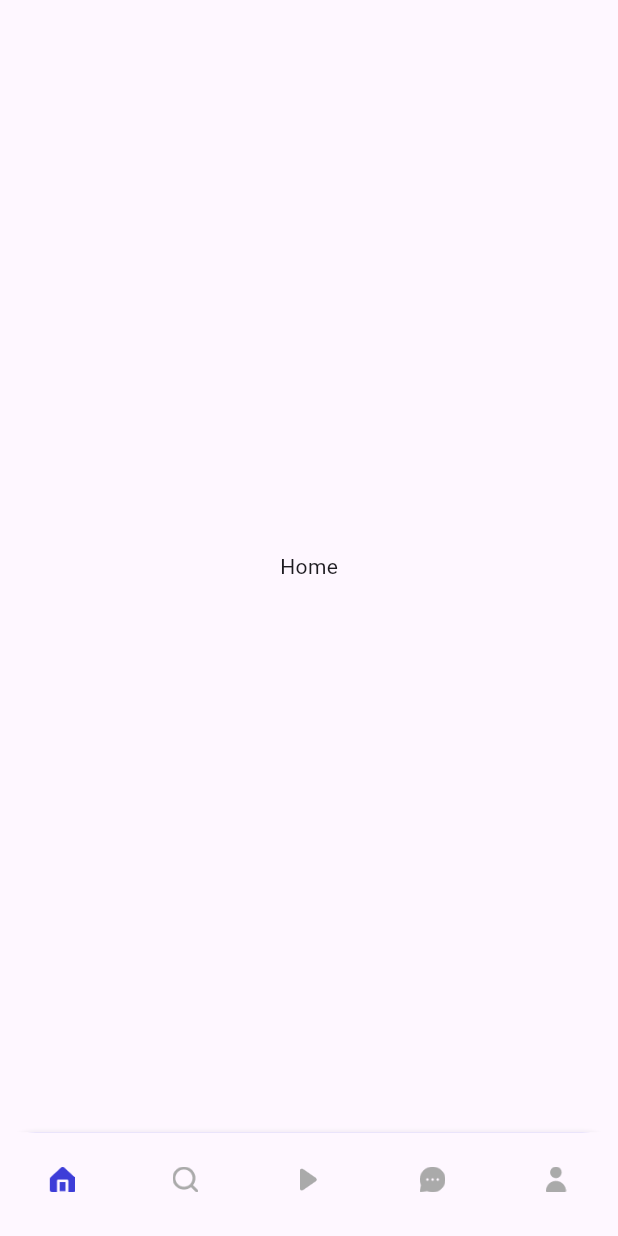
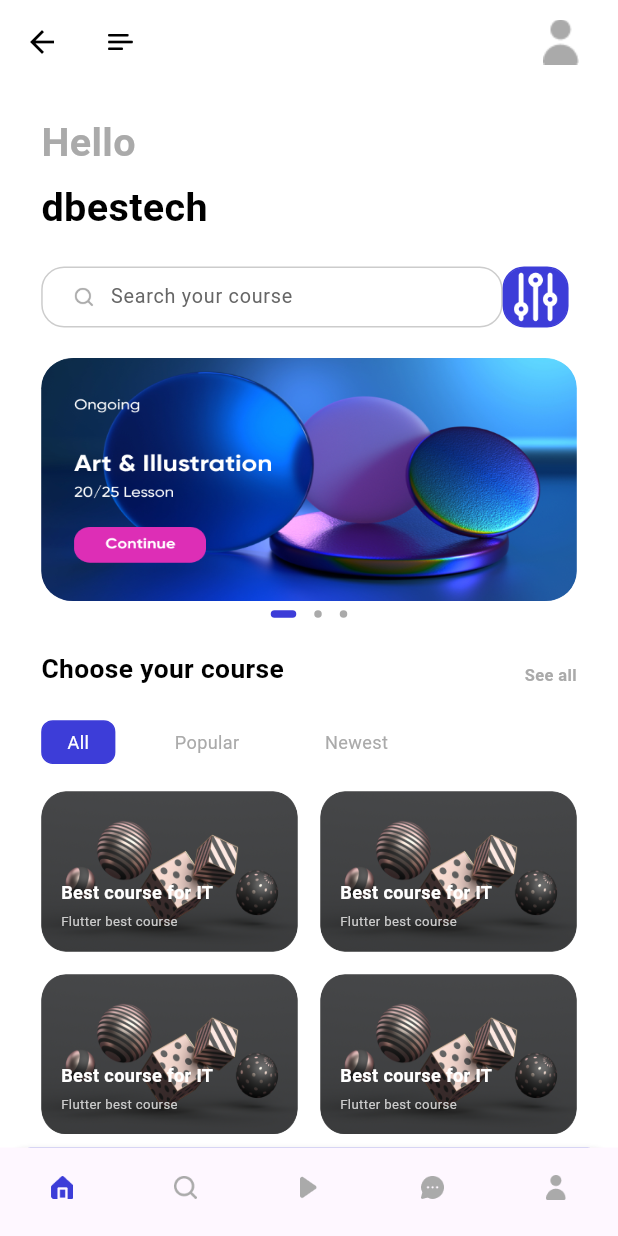
Before and after one commit to Morteza-Rezaei/flutter_learning, a Flutter app: the ApplicationPage screen opened by its route, on a phone screen of 412 x 824 dp. Run offline on Flutter 3.47's test engine with Material 3 defaults, Android fonts, the light colour scheme and no system bars; drawn by our look-alikes of dots_indicator; our stand-ins replace cloud_firestore, firebase_auth, firebase_core, flutter_bloc, flutter_screenutil, fluttertoast and 2 more; accounts and stored records are empty; network calls fail; Roboto replaces fonts that are missing (Avenir).

Commit message:
S13: SharedPrefrences home page ui is done

```diff
--- a/ulearning_app/lib/common/routes/names.dart
+++ b/ulearning_app/lib/common/routes/names.dart
@@ -7,4 +7,6 @@ class AppRoutes {
   static const SIGN_IN = '/sign_in';
   // register page
   static const REGISTER = '/register';
+  // home page
+  static const HOME_PAGE = '/home_page';
 }
--- a/ulearning_app/lib/common/routes/pages.dart
+++ b/ulearning_app/lib/common/routes/pages.dart
@@ -4,6 +4,8 @@ import 'package:ulearning_app/common/routes/names.dart';
 import 'package:ulearning_app/global.dart';
 import 'package:ulearning_app/pages/application/application_page.dart';
 import 'package:ulearning_app/pages/application/bloc/app_blocs.dart';
+import 'package:ulearning_app/pages/home/bloc/home_page_blocs.dart';
+import 'package:ulearning_app/pages/home/home_page.dart';
 import 'package:ulearning_app/pages/register/bloc/register_blocs.dart';
 import 'package:ulearning_app/pages/register/register.dart';
 import 'package:ulearning_app/pages/sign_in/bloc/sign_in_blocs.dart';
@@ -34,6 +36,11 @@ class AppPages {
         page: const ApplicationPage(),
         bloc: BlocProvider(create: (_) => AppBlocs()),
       ),
+      PageEntity(
+        route: AppRoutes.HOME_PAGE,
+        page: const HomePage(),
+        bloc: BlocProvider(create: (_) => HomePageBlocs()),
+      ),
     ];
   }
 
@@ -52,10 +59,14 @@ class AppPages {
       // check for route name macthing when navigator gets triggered
       var result = routes().where((element) => element.route == settings.name);
       if (result.isNotEmpty) {
-        print('first log ${result.first.route}');
         bool deviceFirstOpen = Global.storageService.getDeviceFirstOpen();
         if (result.first.route == AppRoutes.INITIAL && deviceFirstOpen) {
-          print('second log ${result.first.route}');
+          bool isLoggedIn = Global.storageService.getIsLoggedIn();
+          if (isLoggedIn) {
+            return MaterialPageRoute(
+                builder: (_) => const ApplicationPage(), settings: settings);
+          }
+
           return MaterialPageRoute(
               builder: (_) => const SignIn(), settings: settings);
         }
--- a/ulearning_app/lib/common/service/storage_service.dart
+++ b/ulearning_app/lib/common/service/storage_service.dart
@@ -13,7 +13,17 @@ class StorageService {
     return await _prefs.setBool(key, value);
   }
 
+  Future<bool> setString(String key, String value) async {
+    return await _prefs.setString(key, value);
+  }
+
   bool getDeviceFirstOpen() {
     return _prefs.getBool(AppConstants.STORAGE_DEVICE_OPEN_FIRST_TIME) ?? false;
   }
+
+  bool getIsLoggedIn() {
+    return _prefs.getString(AppConstants.STORAGE_USER_TOKEN_KEY) == null
+        ? false
+        : true;
+  }
 }
--- a/ulearning_app/lib/common/values/constant.dart
+++ b/ulearning_app/lib/common/values/constant.dart
@@ -1,3 +1,5 @@
 class AppConstants {
   static const String STORAGE_DEVICE_OPEN_FIRST_TIME = 'device_first_open';
+  static const String STORAGE_USER_PROFILE_KEY = 'user_profile_key';
+  static const String STORAGE_USER_TOKEN_KEY = 'user_token_key';
 }
--- a/ulearning_app/lib/main.dart
+++ b/ulearning_app/lib/main.dart
@@ -1,4 +1,3 @@
-import 'package:firebase_core/firebase_core.dart';
 import 'package:flutter/material.dart';
 import 'package:flutter_bloc/flutter_bloc.dart';
 import 'package:flutter_screenutil/flutter_screenutil.dart';
@@ -19,6 +18,7 @@ class MyApp extends StatelessWidget {
     return MultiBlocProvider(
       providers: [...AppPages.allBlocProviders(context)],
       child: ScreenUtilInit(
+        designSize: const Size(375, 812),
         builder: (context, child) => MaterialApp(
           theme: ThemeData(
             useMaterial3: true,
--- a/ulearning_app/lib/pages/application/widgets/application_widgets.dart
+++ b/ulearning_app/lib/pages/application/widgets/application_widgets.dart
@@ -1,14 +1,15 @@
 import 'package:flutter/material.dart';
 import 'package:flutter_screenutil/flutter_screenutil.dart';
 import 'package:ulearning_app/common/values/colors.dart';
+import 'package:ulearning_app/pages/home/home_page.dart';
 
 Widget buildPage(int index) {
   List<Widget> _widget = [
-    Center(child: Text('Home')),
-    Center(child: Text('Search')),
-    Center(child: Text('Course')),
-    Center(child: Text('Chat')),
-    Center(child: Text('Profile')),
+    const HomePage(),
+    const Center(child: Text('Search')),
+    const Center(child: Text('Course')),
+    const Center(child: Text('Chat')),
+    const Center(child: Text('Profile')),
   ];
 
   return _widget[index];
--- a/ulearning_app/lib/pages/common_widgets.dart
+++ b/ulearning_app/lib/pages/common_widgets.dart
@@ -28,7 +28,7 @@ AppBar buildAppBar(String type) {
 Widget buildThirdPartyLogin(BuildContext context) {
   return Container(
     margin: EdgeInsets.only(top: 40.h, bottom: 20.h),
-    padding: EdgeInsets.only(left: 25.w, right: 25.w),
+    padding: EdgeInsets.only(left: 50.w, right: 50.w),
     child: Row(
       mainAxisAlignment: MainAxisAlignment.spaceAround,
       children: [
--- /dev/null
+++ b/ulearning_app/lib/pages/home/bloc/home_page_blocs.dart
@@ -0,0 +1,13 @@
+import 'package:flutter_bloc/flutter_bloc.dart';
+import 'package:ulearning_app/pages/home/bloc/home_page_events.dart';
+import 'package:ulearning_app/pages/home/bloc/home_page_states.dart';
+
+class HomePageBlocs extends Bloc<HomePageEvents, HomePageStates> {
+  HomePageBlocs() : super(const HomePageStates()) {
+    on<HomePageDots>(_homePageDots);
+  }
+
+  void _homePageDots(HomePageDots event, Emitter<HomePageStates> emit) {
+    emit(state.copyWith(index: event.index));
+  }
+}
--- /dev/null
+++ b/ulearning_app/lib/pages/home/bloc/home_page_events.dart
@@ -0,0 +1,8 @@
+abstract class HomePageEvents {
+  const HomePageEvents();
+}
+
+class HomePageDots extends HomePageEvents {
+  final int index;
+  const HomePageDots(this.index);
+}
--- /dev/null
+++ b/ulearning_app/lib/pages/home/bloc/home_page_states.dart
@@ -0,0 +1,11 @@
+class HomePageStates {
+  const HomePageStates({this.index = 0});
+
+  final int index;
+
+  HomePageStates copyWith({int? index}) {
+    return HomePageStates(
+      index: index ?? this.index,
+    );
+  }
+}
--- /dev/null
+++ b/ulearning_app/lib/pages/home/home_page.dart
@@ -0,0 +1,80 @@
+import 'package:flutter/material.dart';
+import 'package:flutter_bloc/flutter_bloc.dart';
+import 'package:flutter_screenutil/flutter_screenutil.dart';
+import 'package:ulearning_app/common/values/colors.dart';
+import 'package:ulearning_app/pages/home/bloc/home_page_blocs.dart';
+import 'package:ulearning_app/pages/home/bloc/home_page_states.dart';
+import 'package:ulearning_app/pages/home/widgets/home_page_widgets.dart';
+
+class HomePage extends StatefulWidget {
+  const HomePage({super.key});
+
+  @override
+  State<HomePage> createState() => _HomePageState();
+}
+
+class _HomePageState extends State<HomePage> {
+  @override
+  Widget build(BuildContext context) {
+    return Scaffold(
+        backgroundColor: Colors.white,
+        appBar: buildAppBar(),
+        body: BlocBuilder<HomePageBlocs, HomePageStates>(
+          builder: (context, state) {
+            return Container(
+              margin: EdgeInsets.symmetric(vertical: 0, horizontal: 25.w),
+              child: CustomScrollView(
+                slivers: [
+                  SliverToBoxAdapter(
+                    child: homePageText(
+                      "Hello",
+                      color: AppColors.primaryThirdElementText,
+                    ),
+                  ),
+                  SliverToBoxAdapter(
+                    child: homePageText(
+                      "dbestech",
+                      top: 5,
+                    ),
+                  ),
+                  SliverPadding(
+                    padding: EdgeInsets.only(top: 20.h),
+                  ),
+                  SliverToBoxAdapter(
+                    child: searchView(),
+                  ),
+                  SliverToBoxAdapter(
+                    child: slidersView(context, state),
+                  ),
+                  SliverToBoxAdapter(
+                    child: menuView(),
+                  ),
+                  SliverPadding(
+                    padding:
+                        EdgeInsets.symmetric(vertical: 18.h, horizontal: 0.w),
+                    sliver: SliverGrid(
+                      gridDelegate:
+                          const SliverGridDelegateWithFixedCrossAxisCount(
+                        crossAxisCount: 2,
+                        mainAxisSpacing: 15,
+                        crossAxisSpacing: 15,
+                        childAspectRatio: 1.6,
+                      ),
+                      delegate: SliverChildBuilderDelegate(
+                        childCount: 4,
+                        (context, index) {
+                          return GestureDetector(
+                            onTap: () {},
+                            child: courseGrid(),
+                          );
+                        },
+                      ),
+                    ),
+                  ),
+                ],
+              ),
+            );
+          },
+        ));
+  }
+}
--- /dev/null
+++ b/ulearning_app/lib/pages/home/widgets/home_page_widgets.dart
@@ -0,0 +1,321 @@
+import 'package:dots_indicator/dots_indicator.dart';
+import 'package:flutter/material.dart';
+import 'package:flutter_bloc/flutter_bloc.dart';
+import 'package:flutter_screenutil/flutter_screenutil.dart';
+import 'package:ulearning_app/common/values/colors.dart';
+import 'package:ulearning_app/pages/home/bloc/home_page_blocs.dart';
+import 'package:ulearning_app/pages/home/bloc/home_page_events.dart';
+import 'package:ulearning_app/pages/home/bloc/home_page_states.dart';
+
+AppBar buildAppBar() {
+  return AppBar(
+      title: Container(
+    child: Row(
+      mainAxisAlignment: MainAxisAlignment.spaceBetween,
+      children: [
+        SizedBox(
+          width: 15.w,
+          height: 12.h,
+          child: Image.asset('assets/icons/menu.png'),
+        ),
+        GestureDetector(
+          child: Container(
+            width: 40.w,
+            height: 40.h,
+            decoration: const BoxDecoration(
+              image: DecorationImage(
+                image: AssetImage('assets/icons/person.png'),
+              ),
+            ),
+          ),
+        )
+      ],
+    ),
+  ));
+}
+
+Widget homePageText(String text,
+    {Color color = AppColors.primaryText, int top = 20}) {
+  return Container(
+    margin: EdgeInsets.only(top: top.h),
+    child: Text(
+      text,
+      style: TextStyle(
+        color: color,
+        fontSize: 24.sp,
+        fontWeight: FontWeight.bold,
+      ),
+    ),
+  );
+}
+
+Widget searchView() {
+  return Row(
+    children: [
+      Container(
+        width: 280.w,
+        height: 40.h,
+        decoration: BoxDecoration(
+          color: AppColors.primaryBackground,
+          borderRadius: BorderRadius.circular(15.h),
+          border: Border.all(
+            color: AppColors.primaryFourthElementText,
+          ),
+        ),
+        child: Row(
+          children: [
+            Container(
+              margin: EdgeInsets.only(left: 17.w),
+              width: 16.w,
+              height: 16.h,
+              child: Image.asset('assets/icons/search.png'),
+            ),
+            Container(
+              width: 240.w,
+              height: 40.h,
+              child: TextField(
+                keyboardType: TextInputType.multiline,
+                decoration: InputDecoration(
+                  contentPadding: REdgeInsets.fromLTRB(5, 5, 0, 5),
+                  hintText: "Search your course",
+                  border: const OutlineInputBorder(
+                    borderSide: BorderSide(
+                      color: Colors.transparent,
+                    ),
+                  ),
+                  enabledBorder: const OutlineInputBorder(
+                    borderSide: BorderSide(
+                      color: Colors.transparent,
+                    ),
+                  ),
+                  disabledBorder: const OutlineInputBorder(
+                    borderSide: BorderSide(
+                      color: Colors.transparent,
+                    ),
+                  ),
+                  focusedBorder: const OutlineInputBorder(
+                    borderSide: BorderSide(
+                      color: Colors.transparent,
+                    ),
+                  ),
+                  hintStyle: const TextStyle(
+                    color: AppColors.primarySecondaryElementText,
+                  ),
+                ),
+                style: TextStyle(
+                  color: AppColors.primaryText,
+                  fontFamily: 'Avenir',
+                  fontSize: 12.sp,
+                  fontWeight: FontWeight.normal,
+                ),
+                autocorrect: false,
+                obscureText: false,
+              ),
+            )
+          ],
+        ),
+      ),
+      GestureDetector(
+        child: Container(
+          width: 40.w,
+          height: 40.h,
+          decoration: BoxDecoration(
+            color: AppColors.primaryElement,
+            borderRadius: BorderRadius.circular(13.w),
+            border: Border.all(
+              color: AppColors.primaryElement,
+            ),
+          ),
+          child: Image.asset("assets/icons/options.png"),
+        ),
+      )
+    ],
+  );
+}
+
+Widget slidersView(
+  BuildContext context,
+  HomePageStates state,
+) {
+  return Column(
+    children: [
+      Container(
+        margin: EdgeInsets.only(top: 20.h),
+        width: 325.w,
+        height: 160.h,
+        child: PageView(
+          onPageChanged: (value) {
+            context.read<HomePageBlocs>().add(HomePageDots(value));
+          },
+          children: [
+            _slidersContainer(path: "assets/icons/Art.png"),
+            _slidersContainer(path: "assets/icons/Image_1.png"),
+            _slidersContainer(path: "assets/icons/Image_2.png"),
+          ],
+        ),
+      ),
+      Container(
+        child: DotsIndicator(
+          dotsCount: 3,
+          position: state.index,
+          decorator: DotsDecorator(
+            color: AppColors.primaryThirdElementText,
+            activeColor: AppColors.primaryElement,
+            size: const Size.square(5.0),
+            activeSize: const Size(17.0, 5.0),
+            activeShape: RoundedRectangleBorder(
+              borderRadius: BorderRadius.circular(5.0),
+            ),
+          ),
+        ),
+      )
+    ],
+  );
+}
+
+Widget _slidersContainer({String path = "assets/icons/Art.png"}) {
+  return Container(
+    width: 325.w,
+    height: 160.h,
+    decoration: BoxDecoration(
+      borderRadius: BorderRadius.all(Radius.circular(20.h)),
+      image: DecorationImage(
+        fit: BoxFit.fill,
+        image: AssetImage(path),
+      ),
+    ),
+  );
+}
+
+Widget menuView() {
+  return Column(
+    children: [
+      Container(
+        width: 325.w,
+        margin: EdgeInsets.only(top: 15.h),
+        child: Row(
+          mainAxisAlignment: MainAxisAlignment.spaceBetween,
+          crossAxisAlignment: CrossAxisAlignment.end,
+          children: [
+            _reusableText("Choose your course"),
+            GestureDetector(
+              child: _reusableText("See all",
+                  color: AppColors.primaryThirdElementText, fontSize: 10),
+            ),
+          ],
+        ),
+      ),
+      Container(
+        margin: EdgeInsets.only(top: 20.w),
+        child: Row(
+          children: [
+            _reusableMenuText("All"),
+            _reusableMenuText(
+              "Popular",
+              textColor: AppColors.primaryThirdElementText,
+              backgroundColor: Colors.white,
+            ),
+            _reusableMenuText(
+              "Newest",
+              textColor: AppColors.primaryThirdElementText,
+              backgroundColor: Colors.white,
+            ),
+          ],
+        ),
+      ),
+    ],
+  );
+}
+
+Widget _reusableText(
+  String text, {
+  Color color = AppColors.primaryText,
+  int fontSize = 16,
+  FontWeight fontWeight = FontWeight.bold,
+}) {
+  return Container(
+    child: Text(
+      text,
+      style: TextStyle(
+        color: color,
+        fontWeight: fontWeight,
+        fontSize: fontSize.sp,
+      ),
+    ),
+  );
+}
+
+// for the menu buttons, resuable text
+Widget _reusableMenuText(
+  String menuText, {
+  Color textColor = AppColors.primaryElementText,
+  Color backgroundColor = AppColors.primaryElement,
+}) {
+  return Container(
+    padding: EdgeInsets.only(left: 15.w, right: 15.w, top: 5.h, bottom: 5.h),
+    margin: EdgeInsets.only(right: 20.w),
+    decoration: BoxDecoration(
+      color: backgroundColor,
+      borderRadius: BorderRadius.circular(7.w),
+      border: Border.all(
+        color: backgroundColor,
+      ),
+    ),
+    child: _reusableText(
+      menuText,
+      color: textColor,
+      fontWeight: FontWeight.normal,
+      fontSize: 11,
+    ),
+  );
+}
+
+Widget courseGrid() {
+  return Container(
+    padding: EdgeInsets.all(
+      12.w,
+    ),
+    decoration: BoxDecoration(
+      borderRadius: BorderRadius.circular(
+        15.w,
+      ),
+      image: const DecorationImage(
+        image: AssetImage(
+          "assets/icons/Image_2.png",
+        ),
+        fit: BoxFit.fill,
+      ),
+    ),
+    child: Column(
+      mainAxisAlignment: MainAxisAlignment.end,
+      crossAxisAlignment: CrossAxisAlignment.start,
+      children: [
+        Text(
+          "Best course for IT",
+          maxLines: 1,
+          overflow: TextOverflow.fade,
+          textAlign: TextAlign.left,
+          softWrap: false,
+          style: TextStyle(
+            color: AppColors.primaryElementText,
+            fontSize: 11.sp,
+            fontWeight: FontWeight.bold,
+          ),
+        ),
+        SizedBox(height: 5.h),
+        Text(
+          "Flutter best course",
+          maxLines: 1,
+          overflow: TextOverflow.fade,
+          textAlign: TextAlign.left,
+          softWrap: false,
+          style: TextStyle(
+            color: AppColors.primaryFourthElementText,
+            fontSize: 8.sp,
+            fontWeight: FontWeight.normal,
+          ),
+        ),
+      ],
+    ),
+  );
+}
--- a/ulearning_app/lib/pages/register/register.dart
+++ b/ulearning_app/lib/pages/register/register.dart
@@ -34,7 +34,7 @@ class _RegisterState extends State<Register> {
                             'Enter your details below and free sign up')),
                     Container(
                       margin: EdgeInsets.only(
-                        top: 36.h,
+                        top: 60.h,
                       ),
                       padding: EdgeInsets.only(
                         left: 25.w,
--- a/ulearning_app/lib/pages/sign_in/sign_in.dart
+++ b/ulearning_app/lib/pages/sign_in/sign_in.dart
@@ -62,6 +62,7 @@ class _SignInState extends State<SignIn> {
                       ),
                     ),
                     forgotPassword(),
+                    SizedBox(height: 70.h),
                     buildLogInAndRegButton('Log in', 'login', () {
                       SignInController(context: context).handleSignIn("email");
                     }),
--- a/ulearning_app/lib/pages/sign_in/sign_in_controller.dart
+++ b/ulearning_app/lib/pages/sign_in/sign_in_controller.dart
@@ -1,7 +1,9 @@
 import 'package:firebase_auth/firebase_auth.dart';
 import 'package:flutter/widgets.dart';
 import 'package:flutter_bloc/flutter_bloc.dart';
+import 'package:ulearning_app/common/values/constant.dart';
 import 'package:ulearning_app/common/widgets/flutter_toast.dart';
+import 'package:ulearning_app/global.dart';
 import 'package:ulearning_app/pages/sign_in/bloc/sign_in_blocs.dart';
 
 class SignInController {
@@ -42,6 +44,9 @@ class SignInController {
           var user = credential.user;
           if (user != null) {
             print("user exists");
+            Global.storageService
+                .setString(AppConstants.STORAGE_USER_TOKEN_KEY, "12345678");
+
             Navigator.of(context)
                 .pushNamedAndRemoveUntil("/application", (route) => false);
             // we got verified user from firebase
```
Also changed, not shown: ulearning_app/assets/icons/Image_1.png (renamed from ulearning_app/assets/icons/Image(1).png), ulearning_app/assets/icons/Image_2.png (renamed from ulearning_app/assets/icons/Image(2).png).
